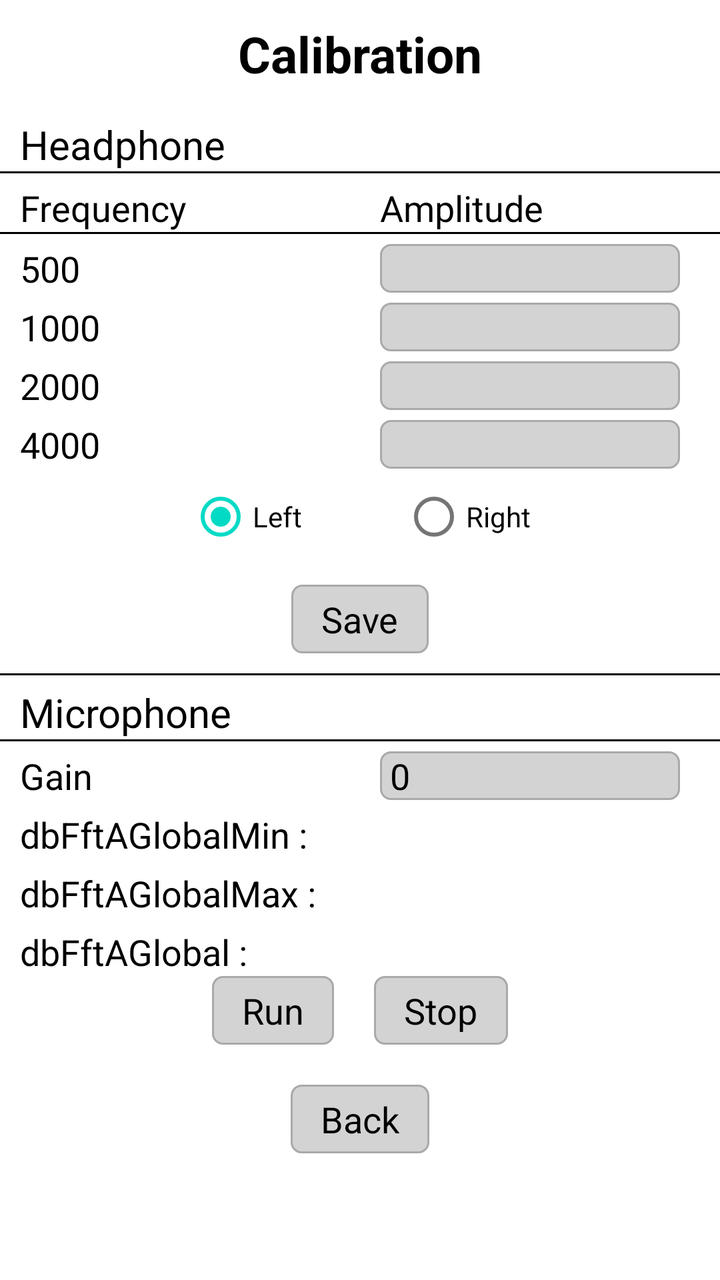
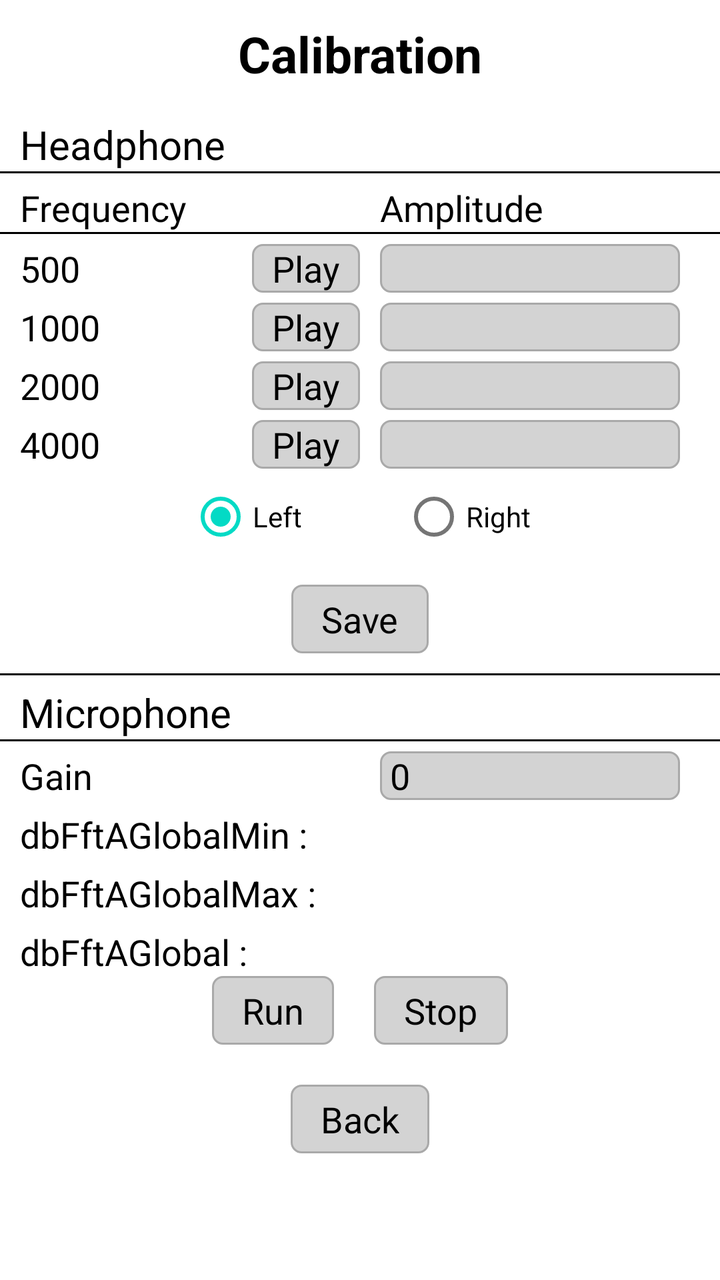

The first picture is an Android layout as it rendered before a commit; the second is the same layout after the commit. The layout source and the unified diff follow.
<!-- AndroidManifest.xml: application theme Theme.IAhead -->
<!-- res/layout/activity_calibration.xml -->
<?xml version="1.0" encoding="utf-8"?>
<LinearLayout xmlns:android="http://schemas.android.com/apk/res/android"
    android:layout_width="match_parent"
    android:layout_height="match_parent"
    android:orientation="vertical">

    <TextView
        android:layout_gravity="center_horizontal"
        android:layout_marginBottom="10dp"
        android:layout_marginTop="10dp"
        android:textStyle="bold"
        android:layout_width="wrap_content"
        android:layout_height="wrap_content"
        android:text="Calibration"
        android:textSize="25dp"
        android:textColor="@color/black"/>

    <TextView
        android:layout_marginTop="5dp"
        android:layout_marginLeft="10dp"
        android:layout_width="wrap_content"
        android:layout_height="wrap_content"
        android:text="Headphone"
        android:textSize="20dp"
        android:textColor="@color/black"/>

    <View
        android:layout_width="match_parent"
        android:layout_height="1dp"
        android:background="@color/black"/>

    <LinearLayout
        android:layout_width="match_parent"
        android:layout_height="wrap_content"
        android:weightSum="2"
        android:orientation="horizontal">

        <LinearLayout
            android:layout_weight="1"
            android:layout_width="0dp"
            android:layout_height="wrap_content"
            android:orientation="horizontal">

            <TextView
                android:layout_marginTop="5dp"
                android:layout_marginLeft="10dp"
                android:layout_width="wrap_content"
                android:layout_height="wrap_content"
                android:text="Frequency"
                android:textSize="18dp"
                android:textColor="@color/black"/>
        </LinearLayout>

        <LinearLayout
            android:layout_weight="1"
            android:layout_width="0dp"
            android:layout_height="wrap_content"
            android:orientation="horizontal">

            <TextView
                android:layout_marginTop="5dp"
                android:layout_marginLeft="10dp"
                android:layout_width="wrap_content"
                android:layout_height="wrap_content"
                android:text="Amplitude"
                android:textSize="18dp"
                android:textColor="@color/black"/>
        </LinearLayout>
    </LinearLayout>

    <View
        android:layout_width="match_parent"
        android:layout_height="1dp"
        android:background="@color/black"/>

    <LinearLayout
        android:layout_width="match_parent"
        android:layout_height="wrap_content"
        android:weightSum="2"
        android:orientation="horizontal">

        <LinearLayout
            android:layout_weight="1"
            android:layout_width="0dp"
            android:layout_height="wrap_content"
            android:orientation="horizontal">

            <TextView
                android:layout_marginTop="5dp"
                android:layout_marginLeft="10dp"
                android:layout_width="wrap_content"
                android:layout_height="wrap_content"
                android:text="500"
                android:textSize="18dp"
                android:textColor="@color/black"/>

        </LinearLayout>

        <LinearLayout
            android:layout_weight="1"
            android:layout_width="0dp"
            android:layout_height="wrap_content"
            android:orientation="horizontal">

            <EditText
                android:inputType="numberDecimal"
                android:id="@+id/et_500"
                android:paddingRight="5dp"
                android:paddingLeft="5dp"
                android:background="@drawable/et_grey"
                android:layout_marginTop="5dp"
                android:layout_marginLeft="10dp"
                android:layout_width="150dp"
                android:layout_height="wrap_content"
                android:text=""
                android:textSize="18dp"
                android:textColor="@color/black"/>
        </LinearLayout>
    </LinearLayout>

    <LinearLayout
        android:layout_width="match_parent"
        android:layout_height="wrap_content"
        android:weightSum="2"
        android:orientation="horizontal">

        <LinearLayout
            android:layout_weight="1"
            android:layout_width="0dp"
            android:layout_height="wrap_content"
            android:orientation="horizontal">

            <TextView
                android:layout_marginTop="5dp"
                android:layout_marginLeft="10dp"
                android:layout_width="wrap_content"
                android:layout_height="wrap_content"
                android:text="1000"
                android:textSize="18dp"
                android:textColor="@color/black"/>

        </LinearLayout>

        <LinearLayout
            android:layout_weight="1"
            android:layout_width="0dp"
            android:layout_height="wrap_content"
            android:orientation="horizontal">

            <EditText
                android:inputType="numberDecimal"
                android:id="@+id/et_1000"
                android:paddingRight="5dp"
                android:paddingLeft="5dp"
                android:background="@drawable/et_grey"
                android:layout_marginTop="5dp"
                android:layout_marginLeft="10dp"
                android:layout_width="150dp"
                android:layout_height="wrap_content"
                android:text=""
                android:textSize="18dp"
                android:textColor="@color/black"/>
        </LinearLayout>
    </LinearLayout>

    <LinearLayout
        android:layout_width="match_parent"
        android:layout_height="wrap_content"
        android:weightSum="2"
        android:orientation="horizontal">

        <LinearLayout
            android:layout_weight="1"
            android:layout_width="0dp"
            android:layout_height="wrap_content"
            android:orientation="horizontal">

            <TextView
                android:layout_marginTop="5dp"
                android:layout_marginLeft="10dp"
                android:layout_width="wrap_content"
                android:layout_height="wrap_content"
                android:text="2000"
                android:textSize="18dp"
                android:textColor="@color/black"/>

        </LinearLayout>

        <LinearLayout
            android:layout_weight="1"
            android:layout_width="0dp"
            android:layout_height="wrap_content"
            android:orientation="horizontal">

            <EditText
                android:inputType="numberDecimal"
                android:id="@+id/et_2000"
                android:paddingRight="5dp"
                android:paddingLeft="5dp"
                android:background="@drawable/et_grey"
                android:layout_marginTop="5dp"
                android:layout_marginLeft="10dp"
                android:layout_width="150dp"
                android:layout_height="wrap_content"
                android:text=""
                android:textSize="18dp"
                android:textColor="@color/black"/>
        </LinearLayout>
    </LinearLayout>

    <LinearLayout
        android:layout_width="match_parent"
        android:layout_height="wrap_content"
        android:weightSum="2"
        android:orientation="horizontal">

        <LinearLayout
            android:layout_weight="1"
            android:layout_width="0dp"
            android:layout_height="wrap_content"
            android:orientation="horizontal">

            <TextView
                android:layout_marginTop="5dp"
                android:layout_marginLeft="10dp"
                android:layout_width="wrap_content"
                android:layout_height="wrap_content"
                android:text="4000"
                android:textSize="18dp"
                android:textColor="@color/black"/>

        </LinearLayout>

        <LinearLayout
            android:layout_weight="1"
            android:layout_width="0dp"
            android:layout_height="wrap_content"
            android:orientation="horizontal">

            <EditText
                android:inputType="numberDecimal"
                android:id="@+id/et_4000"
                android:paddingRight="5dp"
                android:paddingLeft="5dp"
                android:background="@drawable/et_grey"
                android:layout_marginTop="5dp"
                android:layout_marginLeft="10dp"
                android:layout_width="150dp"
                android:layout_height="wrap_content"
                android:text=""
                android:textSize="18dp"
                android:textColor="@color/black"/>
        </LinearLayout>
    </LinearLayout>

    <RadioGroup
        android:layout_gravity="center_horizontal"
        android:orientation="horizontal"
        android:id="@+id/radioGroup"
        android:layout_width="wrap_content"
        android:layout_height="wrap_content">

        <RadioButton
            android:checked="true"
            android:layout_marginRight="50dp"
            android:id="@+id/rd_left"
            android:layout_width="wrap_content"
            android:layout_height="wrap_content"
            android:text="Left" />

        <RadioButton
            android:id="@+id/rd_right"
            android:layout_width="wrap_content"
            android:layout_height="wrap_content"
            android:text="Right" />

    </RadioGroup>

    <LinearLayout
        android:layout_marginTop="10dp"
        android:id="@+id/ll_Save"
        android:padding="5dp"
        android:layout_gravity="center_horizontal"
        android:background="@drawable/et_grey"
        android:layout_width="wrap_content"
        android:layout_height="wrap_content">

        <TextView
            android:layout_width="wrap_content"
            android:layout_height="wrap_content"
            android:text="Save"
            android:textSize="18dp"
            android:layout_marginLeft="10dp"
            android:layout_marginRight="10dp"
            android:textColor="@color/black"/>
    </LinearLayout>

    <View
        android:layout_marginTop="10dp"
        android:layout_width="match_parent"
        android:layout_height="1dp"
        android:background="@color/black"/>

    <TextView
        android:layout_marginTop="5dp"
        android:layout_marginLeft="10dp"
        android:layout_width="wrap_content"
        android:layout_height="wrap_content"
        android:text="Microphone"
        android:textSize="20dp"
        android:textColor="@color/black"/>

    <View
        android:layout_width="match_parent"
        android:layout_height="1dp"
        android:background="@color/black"/>

    <LinearLayout
        android:layout_width="match_parent"
        android:layout_height="wrap_content"
        android:weightSum="2"
        android:orientation="horizontal">

        <LinearLayout
            android:layout_weight="1"
            android:layout_width="0dp"
            android:layout_height="wrap_content"
            android:orientation="horizontal">

            <TextView
                android:layout_marginTop="5dp"
                android:layout_marginLeft="10dp"
                android:layout_width="wrap_content"
                android:layout_height="wrap_content"
                android:text="Gain"
                android:textSize="18dp"
                android:textColor="@color/black"/>

        </LinearLayout>

        <LinearLayout
            android:layout_weight="1"
            android:layout_width="0dp"
            android:layout_height="wrap_content"
            android:orientation="horizontal">

            <EditText
                android:inputType="numberDecimal"
                android:id="@+id/et_gain"
                android:paddingRight="5dp"
                android:paddingLeft="5dp"
                android:background="@drawable/et_grey"
                android:layout_marginTop="5dp"
                android:layout_marginLeft="10dp"
                android:layout_width="150dp"
                android:layout_height="wrap_content"
                android:text="0"
                android:textSize="18dp"
                android:textColor="@color/black"/>
        </LinearLayout>
    </LinearLayout>

    <LinearLayout
        android:layout_width="match_parent"
        android:layout_height="wrap_content"
        android:orientation="horizontal">

        <TextView
            android:layout_marginTop="5dp"
            android:layout_marginLeft="10dp"
            android:layout_width="wrap_content"
            android:layout_height="wrap_content"
            android:text="dbFftAGlobalMin : "
            android:textSize="18dp"
            android:textColor="@color/black"/>

        <TextView
            android:id="@+id/tv_min"
            android:layout_marginTop="5dp"
            android:layout_marginLeft="10dp"
            android:layout_width="wrap_content"
            android:layout_height="wrap_content"
            android:text=""
            android:textSize="18dp"
            android:textColor="@color/black"/>
    </LinearLayout>


    <LinearLayout
        android:layout_width="match_parent"
        android:layout_height="wrap_content"
        android:orientation="horizontal">

        <TextView
            android:layout_marginTop="5dp"
            android:layout_marginLeft="10dp"
            android:layout_width="wrap_content"
            android:layout_height="wrap_content"
            android:text="dbFftAGlobalMax : "
            android:textSize="18dp"
            android:textColor="@color/black"/>

        <TextView
            android:id="@+id/tv_max"
            android:layout_marginTop="5dp"
            android:layout_marginLeft="10dp"
            android:layout_width="wrap_content"
            android:layout_height="wrap_content"
            android:text=""
            android:textSize="18dp"
            android:textColor="@color/black"/>
    </LinearLayout>

    <LinearLayout
        android:layout_width="match_parent"
        android:layout_height="wrap_content"
        android:orientation="horizontal">

        <TextView
            android:layout_marginTop="5dp"
            android:layout_marginLeft="10dp"
            android:layout_width="wrap_content"
            android:layout_height="wrap_content"
            android:text="dbFftAGlobal : "
            android:textSize="18dp"
            android:textColor="@color/black"/>

        <TextView
            android:id="@+id/tv_db"
            android:layout_marginTop="5dp"
            android:layout_marginLeft="10dp"
            android:layout_width="wrap_content"
            android:layout_height="wrap_content"
            android:text=""
            android:textSize="18dp"
            android:textColor="@color/black"/>
    </LinearLayout>

    <LinearLayout
        android:gravity="center_horizontal"
        android:layout_width="match_parent"
        android:layout_height="wrap_content"
        android:orientation="horizontal">

        <LinearLayout
            android:layout_marginRight="20dp"
            android:layout_marginTop="10dp"
            android:id="@+id/ll_play"
            android:padding="5dp"
            android:layout_gravity="center_horizontal"
            android:background="@drawable/et_grey"
            android:layout_width="wrap_content"
            android:layout_height="wrap_content">

            <TextView
                android:layout_width="wrap_content"
                android:layout_height="wrap_content"
                android:text="Run"
                android:textSize="18dp"
                android:layout_marginLeft="10dp"
                android:layout_marginRight="10dp"
                android:textColor="@color/black"/>
        </LinearLayout>

        <LinearLayout
            android:layout_marginTop="10dp"
            android:id="@+id/ll_stop"
            android:padding="5dp"
            android:layout_gravity="center_horizontal"
            android:background="@drawable/et_grey"
            android:layout_width="wrap_content"
            android:layout_height="wrap_content">

            <TextView
                android:layout_width="wrap_content"
                android:layout_height="wrap_content"
                android:text="Stop"
                android:textSize="18dp"
                android:layout_marginLeft="10dp"
                android:layout_marginRight="10dp"
                android:textColor="@color/black"/>
        </LinearLayout>
    </LinearLayout>

    <LinearLayout
        android:layout_marginTop="10dp"
        android:id="@+id/ll_back"
        android:padding="5dp"
        android:layout_gravity="center_horizontal"
        android:background="@drawable/et_grey"
        android:layout_width="wrap_content"
        android:layout_height="wrap_content">

        <TextView
            android:layout_width="wrap_content"
            android:layout_height="wrap_content"
            android:text="Back"
            android:textSize="18dp"
            android:layout_marginLeft="10dp"
            android:layout_marginRight="10dp"
            android:textColor="@color/black"/>
    </LinearLayout>

</LinearLayout>
<!-- resources referenced by this layout -->
<resources>
  <color name="black">#FF000000</color>
  <!-- drawable et_grey (drawable) -->
  <?xml version="1.0" encoding="utf-8"?>
  <shape xmlns:android="http://schemas.android.com/apk/res/android"
      android:shape="rectangle"
      android:padding="10dp">
  
      <solid android:color="@color/light_grey" />
      <corners
          android:bottomRightRadius="5dp"
          android:bottomLeftRadius="5dp"
          android:topLeftRadius="5dp"
          android:topRightRadius="5dp" />
      <stroke
          android:color="@color/grey"
          android:width="1dp"/>
  </shape>
  <style name="Theme.IAhead" parent="Theme.MaterialComponents.DayNight.NoActionBar">
          
          <item name="colorPrimary">@color/purple_500</item>
          <item name="colorPrimaryVariant">@color/purple_700</item>
          <item name="colorOnPrimary">@color/white</item>
          
          <item name="colorSecondary">@color/teal_200</item>
          <item name="colorSecondaryVariant">@color/teal_700</item>
          <item name="colorOnSecondary">@color/black</item>
          
          <item name="android:statusBarColor">?attr/colorPrimaryVariant</item>
          
      </style>
  <color name="light_grey">#D3D3D3</color>
  <color name="grey">#A9A9A9</color>
  <color name="purple_500">#FF6200EE</color>
  <color name="purple_700">#FF3700B3</color>
  <color name="white">#FFFFFFFF</color>
  <color name="teal_200">#FF03DAC5</color>
  <color name="teal_700">#FF018786</color>
</resources>

<!-- the commit's change to res/layout/activity_calibration.xml (unified diff, before → after) -->
@@ -79,7 +79,7 @@
         android:weightSum="2"
         android:orientation="horizontal">
 
-        <LinearLayout
+        <RelativeLayout
             android:layout_weight="1"
             android:layout_width="0dp"
             android:layout_height="wrap_content"
@@ -94,7 +94,25 @@
                 android:textSize="18dp"
                 android:textColor="@color/black"/>
 
-        </LinearLayout>
+            <LinearLayout
+                android:layout_alignParentRight="true"
+                android:layout_marginTop="5dp"
+                android:id="@+id/ll_play1"
+                android:layout_gravity="center_horizontal"
+                android:background="@drawable/et_grey"
+                android:layout_width="wrap_content"
+                android:layout_height="wrap_content">
+
+                <TextView
+                    android:layout_width="wrap_content"
+                    android:layout_height="wrap_content"
+                    android:text="Play"
+                    android:textSize="18dp"
+                    android:layout_marginLeft="10dp"
+                    android:layout_marginRight="10dp"
+                    android:textColor="@color/black"/>
+            </LinearLayout>
+        </RelativeLayout>
 
         <LinearLayout
             android:layout_weight="1"
@@ -124,7 +142,7 @@
         android:weightSum="2"
         android:orientation="horizontal">
 
-        <LinearLayout
+        <RelativeLayout
             android:layout_weight="1"
             android:layout_width="0dp"
             android:layout_height="wrap_content"
@@ -139,7 +157,25 @@
                 android:textSize="18dp"
                 android:textColor="@color/black"/>
 
-        </LinearLayout>
+            <LinearLayout
+                android:layout_alignParentRight="true"
+                android:layout_marginTop="5dp"
+                android:id="@+id/ll_play2"
+                android:layout_gravity="center_horizontal"
+                android:background="@drawable/et_grey"
+                android:layout_width="wrap_content"
+                android:layout_height="wrap_content">
+
+                <TextView
+                    android:layout_width="wrap_content"
+                    android:layout_height="wrap_content"
+                    android:text="Play"
+                    android:textSize="18dp"
+                    android:layout_marginLeft="10dp"
+                    android:layout_marginRight="10dp"
+                    android:textColor="@color/black"/>
+            </LinearLayout>
+        </RelativeLayout>
 
         <LinearLayout
             android:layout_weight="1"
@@ -169,7 +205,7 @@
         android:weightSum="2"
         android:orientation="horizontal">
 
-        <LinearLayout
+        <RelativeLayout
             android:layout_weight="1"
             android:layout_width="0dp"
             android:layout_height="wrap_content"
@@ -184,7 +220,25 @@
                 android:textSize="18dp"
                 android:textColor="@color/black"/>
 
-        </LinearLayout>
+            <LinearLayout
+                android:layout_alignParentRight="true"
+                android:layout_marginTop="5dp"
+                android:id="@+id/ll_play3"
+                android:layout_gravity="center_horizontal"
+                android:background="@drawable/et_grey"
+                android:layout_width="wrap_content"
+                android:layout_height="wrap_content">
+
+                <TextView
+                    android:layout_width="wrap_content"
+                    android:layout_height="wrap_content"
+                    android:text="Play"
+                    android:textSize="18dp"
+                    android:layout_marginLeft="10dp"
+                    android:layout_marginRight="10dp"
+                    android:textColor="@color/black"/>
+            </LinearLayout>
+        </RelativeLayout>
 
         <LinearLayout
             android:layout_weight="1"
@@ -214,7 +268,7 @@
         android:weightSum="2"
         android:orientation="horizontal">
 
-        <LinearLayout
+        <RelativeLayout
             android:layout_weight="1"
             android:layout_width="0dp"
             android:layout_height="wrap_content"
@@ -229,7 +283,25 @@
                 android:textSize="18dp"
                 android:textColor="@color/black"/>
 
-        </LinearLayout>
+            <LinearLayout
+                android:layout_alignParentRight="true"
+                android:layout_marginTop="5dp"
+                android:id="@+id/ll_play4"
+                android:layout_gravity="center_horizontal"
+                android:background="@drawable/et_grey"
+                android:layout_width="wrap_content"
+                android:layout_height="wrap_content">
+
+                <TextView
+                    android:layout_width="wrap_content"
+                    android:layout_height="wrap_content"
+                    android:text="Play"
+                    android:textSize="18dp"
+                    android:layout_marginLeft="10dp"
+                    android:layout_marginRight="10dp"
+                    android:textColor="@color/black"/>
+            </LinearLayout>
+        </RelativeLayout>
 
         <LinearLayout
             android:layout_weight="1"
